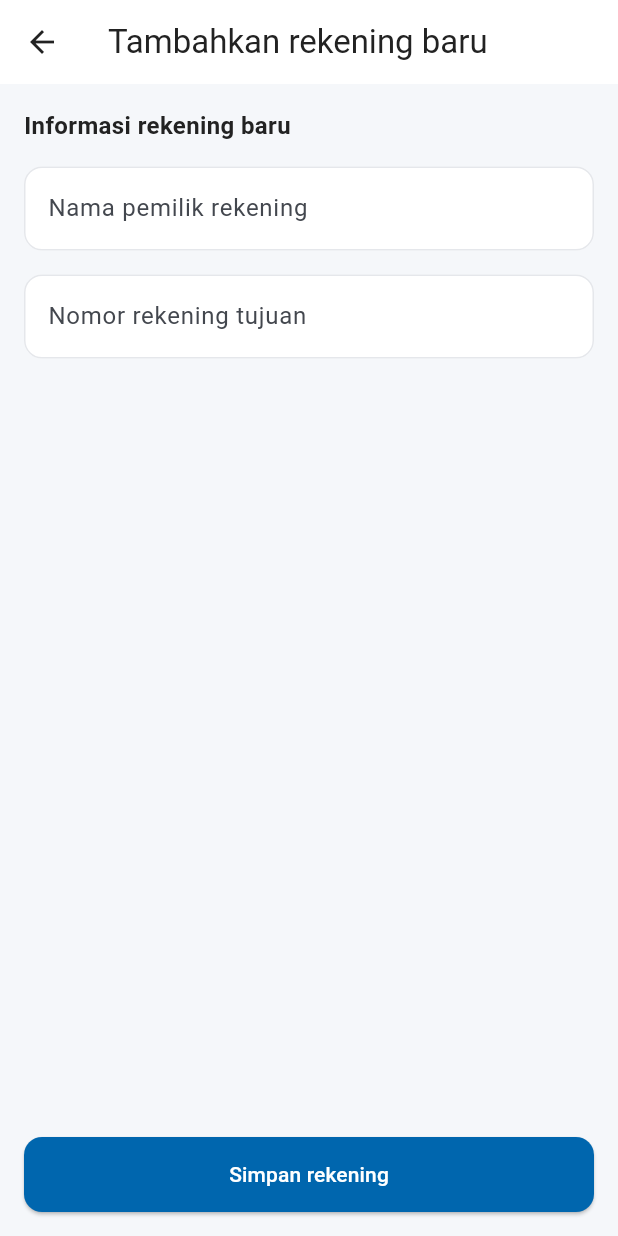
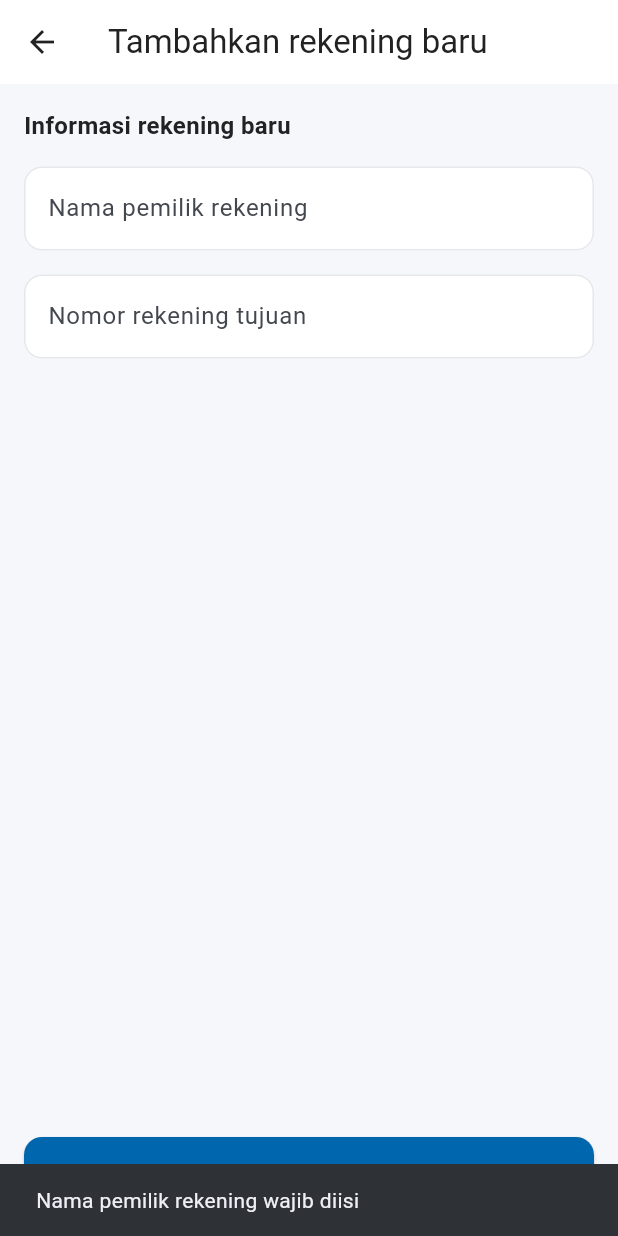
Before and after one commit to yhsptraa/mobile-banking-flutter, a Flutter app: the InputRekeningScreen screen opened directly, after a tap on "Simpan rekening", on a phone screen of 412 x 824 dp. Run offline on Flutter 3.47's test engine with Material 3 defaults, Android fonts, the phone set to English and light mode, and no system bars.

Commit message:
feat: add navigation, controller, and confirmation for input rekening screen

```diff
--- a/lib/core/widgets/app_input.dart
+++ b/lib/core/widgets/app_input.dart
@@ -6,15 +6,20 @@ class AppInput extends StatelessWidget {
     required this.label,
     this.isPassword = false,
     this.validator,
+    this.controller,
+    this.keyboardType,
   });
 
   final String label;
   final bool isPassword;
   final String? Function(String?)? validator;
+  final TextEditingController? controller;
+  final TextInputType? keyboardType;
 
   @override
   Widget build(BuildContext context) {
     return TextFormField(
+      controller: controller,
       obscureText: isPassword,
       autocorrect: !isPassword,
       enableSuggestions: !isPassword,
--- a/lib/features/transfer/screens/input_rekening_screen.dart
+++ b/lib/features/transfer/screens/input_rekening_screen.dart
@@ -2,10 +2,23 @@ import 'package:flutter/material.dart';
 import '../widgets/input_rekening.dart';
 import '../widgets/confirm_button_rekening.dart';
 
-class InputRekeningScreen extends StatelessWidget {
+class InputRekeningScreen extends StatefulWidget {
   const InputRekeningScreen({
     super.key
   });
+  @override
+  State<InputRekeningScreen> createState() => _InputRekeningScreenState();
+}
+
+class _InputRekeningScreenState extends State<InputRekeningScreen> {
+  final _nameController = TextEditingController();
+  final _accountController = TextEditingController();
+  @override
+  void dispose() {
+    _nameController.dispose();
+    _accountController.dispose();
+    super.dispose();
+  }
 
   @override
   Widget build(BuildContext context) {
@@ -23,11 +36,16 @@ class InputRekeningScreen extends StatelessWidget {
               style: TextStyle(fontSize: 16, fontWeight: FontWeight.bold),
             ),
             const SizedBox(height: 16),
-            const InputRekening(),
+            InputRekening(
+              nameController: _nameController,
+              accountController: _accountController,
+            ),
             const Spacer(),
             ConfirmButtonRekening(
-              onPressed: () {
-                // TODO: Simpan rekening dan kembali ke transfer_screen
+              nameController: _nameController,
+              accountController: _accountController,
+              onConfirmed: (data) {
+                Navigator.pop(context, data);
               },
             ),
           ],
--- a/lib/features/transfer/widgets/confirm_button_rekening.dart
+++ b/lib/features/transfer/widgets/confirm_button_rekening.dart
@@ -2,10 +2,68 @@ import 'package:flutter/material.dart';
 import '../../../core/widgets/app_button.dart';
 
 class ConfirmButtonRekening extends StatelessWidget {
-  final VoidCallback onPressed;
+  final TextEditingController nameController;
+  final TextEditingController accountController;
+  final Function(Map<String, String>) onConfirmed;
+
   const ConfirmButtonRekening({
-    super.key, required this.onPressed
+    super.key,
+    required this.nameController,
+    required this.accountController,
+    required this.onConfirmed,
   });
+
+  void _handlePress (BuildContext context) {
+    final name = nameController.text;
+    final accountNumber = accountController.text;
+
+    if (name.isEmpty) {
+      ScaffoldMessenger.of(context).showSnackBar(
+        const SnackBar(
+          content: Text(
+            'Nama pemilik rekening wajib diisi'
+          )
+        )
+      );
+      return;
+    }
+    if (accountNumber.length < 10) {
+      ScaffoldMessenger.of(context).showSnackBar(
+        const SnackBar(
+          content: Text(
+            'Nomor rekening minimal 10 digit'
+          )
+        )
+      );
+      return;
+    }
+    showDialog(
+      context: context,
+      builder: (dialogContext) => AlertDialog(
+        title: const Text('Konfirmasi simpan rekening'),
+        content: const Text(
+          'Pastikan data rekening sudah benar',
+        ),
+        actions: [
+          AppButton(
+            label: 'Batal',
+            onPressed: () => Navigator.pop(context)
+          ),
+          const Text(''),
+          ElevatedButton(
+            onPressed: () {
+              Navigator.pop(dialogContext);
+              onConfirmed({
+                'name': name,
+                'accountNumber': accountNumber,
+              });
+            },
+            child: const Text('Simpan'),
+          )
+        ],
+      )
+    );
+  }
 
   @override
   Widget build(BuildContext context) {
@@ -14,9 +72,7 @@ class ConfirmButtonRekening extends StatelessWidget {
       height: 50,
       child: AppButton(
         label: 'Simpan rekening',
-        onPressed: () {
-          // TODO: Peringatan konfirmasi simpan rekening
-        },
+        onPressed: () => _handlePress(context),
       ),
     );
   }
--- a/lib/features/transfer/widgets/input_rekening.dart
+++ b/lib/features/transfer/widgets/input_rekening.dart
@@ -3,8 +3,13 @@ import 'package:flutter/material.dart';
 import '../../../core/widgets/app_input.dart';
 
 class InputRekening extends StatelessWidget {
+    final TextEditingController nameController;
+    final TextEditingController accountController;
+
     const InputRekening({
-        super.key
+      super.key,
+      required this.nameController,
+      required this.accountController,
     });
 
     @override
@@ -13,12 +18,15 @@ class InputRekening extends StatelessWidget {
             children: [
                 AppInput(
                 label: 'Nama pemilik rekening',
+                controller: nameController,
                 ),
                 const SizedBox(
                     height: 16
                 ),
                 AppInput(
                 label: 'Nomor rekening tujuan',
+                controller: accountController,
+                keyboardType: TextInputType.number,
                 ),
             ],
         );
```
Also changed, not shown: lib/features/transfer/screens/transfer_screen.dart (+31 -4 lines).
